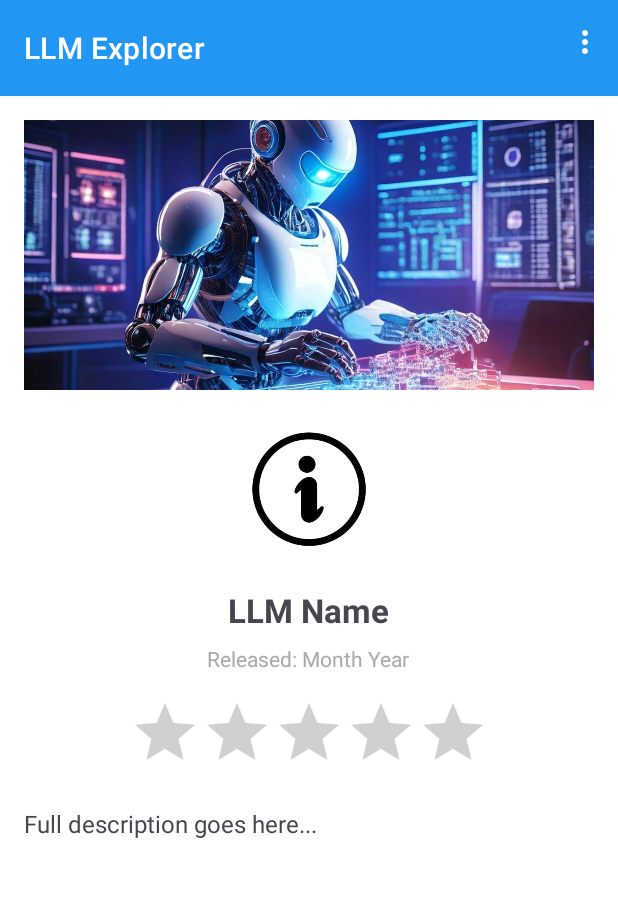
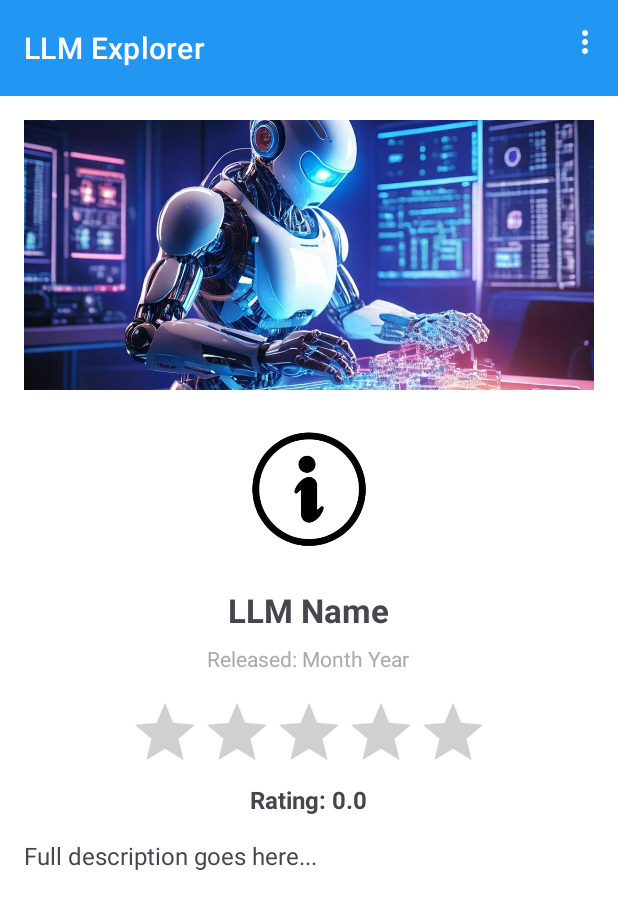
Before and after one commit to rabiulhassandev/java-android-mobile-app-explore-LLM, an Android app: the layout activity_detail.xml on its own in the app's theme, with its tools: preview values and no code run, on a phone screen of 412 x 824 dp. Shown: the top 909 px of the screen. Run offline under Robolectric (Android 15) with nearby library versions, the phone set to English and light mode, and no system bars.

Commit message:
Rating value updated

```diff
--- a/app/src/main/java/dev/rabiulhassan/explore_llms/LandingActivity.java
+++ b/app/src/main/java/dev/rabiulhassan/explore_llms/LandingActivity.java
@@ -10,6 +10,7 @@ import android.view.animation.AnimationUtils;
 import android.widget.Button;
 import android.widget.TextView;
 import androidx.appcompat.app.AppCompatActivity;
+import android.content.SharedPreferences;
 
 public class LandingActivity extends AppCompatActivity {
     private static final String TAG = "LandingActivity";
--- a/app/src/main/java/dev/rabiulhassan/explore_llms/adapter/LLMAdapter.java
+++ b/app/src/main/java/dev/rabiulhassan/explore_llms/adapter/LLMAdapter.java
@@ -58,6 +58,7 @@ public class LLMAdapter extends RecyclerView.Adapter<LLMAdapter.ViewHolder> impl
             intent.putExtra("llm_description", llm.getDescription());
             intent.putExtra("llm_release_date", llm.getReleaseDate());
             intent.putExtra("llm_image", llm.getImageResourceId());
+            intent.putExtra("llm_banner", llm.getBannerResourceId());
             context.startActivity(intent);
         });
     }
@@ -101,13 +102,14 @@ public class LLMAdapter extends RecyclerView.Adapter<LLMAdapter.ViewHolder> impl
     }
 
     public static class ViewHolder extends RecyclerView.ViewHolder {
-        ImageView llmImage;
+        ImageView llmImage, llmBanner;
         TextView llmName, llmDescription, llmReleaseDate;
         Button readMoreButton;
 
         public ViewHolder(@NonNull View itemView) {
             super(itemView);
             llmImage = itemView.findViewById(R.id.llm_image);
+            llmBanner = itemView.findViewById(R.id.llm_banner);
             llmName = itemView.findViewById(R.id.llm_name);
             llmDescription = itemView.findViewById(R.id.llm_description);
             llmReleaseDate = itemView.findViewById(R.id.llm_release_date);
--- a/app/src/main/res/layout/activity_detail.xml
+++ b/app/src/main/res/layout/activity_detail.xml
@@ -79,9 +79,18 @@
                 android:id="@+id/llm_rating_bar"
                 android:layout_width="wrap_content"
                 android:layout_height="wrap_content"
-                android:layout_marginBottom="16dp"
                 android:numStars="5"
                 android:stepSize="0.5" />
+
+            <!-- Rating Text value -->
+            <TextView
+                android:id="@+id/llm_rating_value"
+                android:layout_width="wrap_content"
+                android:layout_height="wrap_content"
+                android:text="Rating: 0.0"
+                android:textSize="16sp"
+                android:layout_marginBottom="15dp"
+                android:textStyle="bold"/>
 
             <!-- Full Description -->
             <TextView
--- a/app/src/main/res/layout/item_llm.xml
+++ b/app/src/main/res/layout/item_llm.xml
@@ -37,6 +37,8 @@
             android:textSize="20sp"
             android:textStyle="bold" />
 
+
+        <!-- Release Date -->
         <TextView
             android:id="@+id/llm_release_date"
             android:layout_width="wrap_content"
@@ -46,7 +48,6 @@
             android:textColor="#666666"
             android:textSize="14sp" />
 
-        <!-- Release Date -->
 
         <!-- Description -->
         <TextView
```
Also changed, not shown: app/src/main/java/dev/rabiulhassan/explore_llms/DetailActivity.java (+22 -4 lines), app/src/main/java/dev/rabiulhassan/explore_llms/ListActivity.java (+10 -5 lines), app/src/main/java/dev/rabiulhassan/explore_llms/model/LLM.java (+19 -7 lines).
